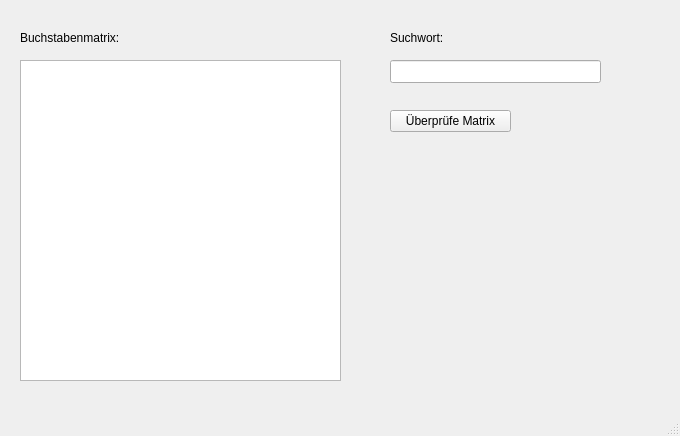
Above: LetterMatrixCheck.ui from JMCKueppers/LetterMatrixCheck before the change. Below: the same form after it.
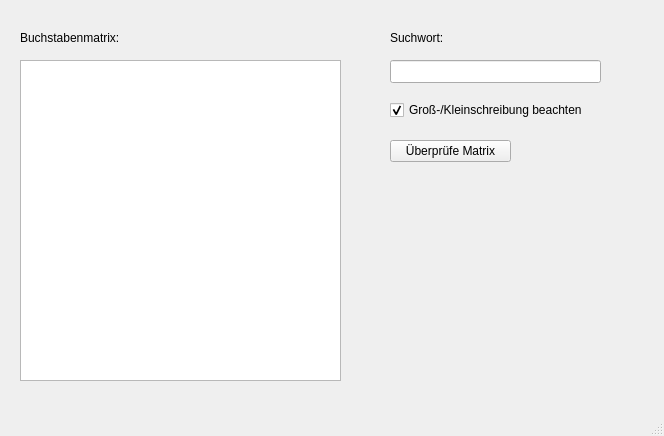
That is the form after the change.

Commit message: Updated GUI for output. Implemented option to ignore case sensitivity.

Diff of the .ui file:
```diff
--- a/LetterMatrixCheck.ui
+++ b/LetterMatrixCheck.ui
@@ -6,7 +6,7 @@
    <rect>
     <x>0</x>
     <y>0</y>
-    <width>680</width>
+    <width>664</width>
     <height>436</height>
    </rect>
   </property>
@@ -64,7 +64,7 @@
     <property name="geometry">
      <rect>
       <x>390</x>
-      <y>110</y>
+      <y>140</y>
       <width>121</width>
       <height>22</height>
      </rect>
@@ -73,6 +73,35 @@
      <string>Überprüfe Matrix</string>
     </property>
    </widget>
+   <widget class="QCheckBox" name="boxCaseSensitivity">
+    <property name="geometry">
+     <rect>
+      <x>390</x>
+      <y>100</y>
+      <width>221</width>
+      <height>20</height>
+     </rect>
+    </property>
+    <property name="text">
+     <string>Groß-/Kleinschreibung beachten</string>
+    </property>
+    <property name="checked">
+     <bool>true</bool>
+    </property>
+   </widget>
+   <widget class="QLabel" name="labelOutput">
+    <property name="geometry">
+     <rect>
+      <x>390</x>
+      <y>180</y>
+      <width>221</width>
+      <height>16</height>
+     </rect>
+    </property>
+    <property name="text">
+     <string/>
+    </property>
+   </widget>
   </widget>
   <widget class="QMenuBar" name="menubar">
    <property name="geometry">
```
Left out of the diff: 4 changed lines with no effect on the pictures. The commit also changes 4 other files.
